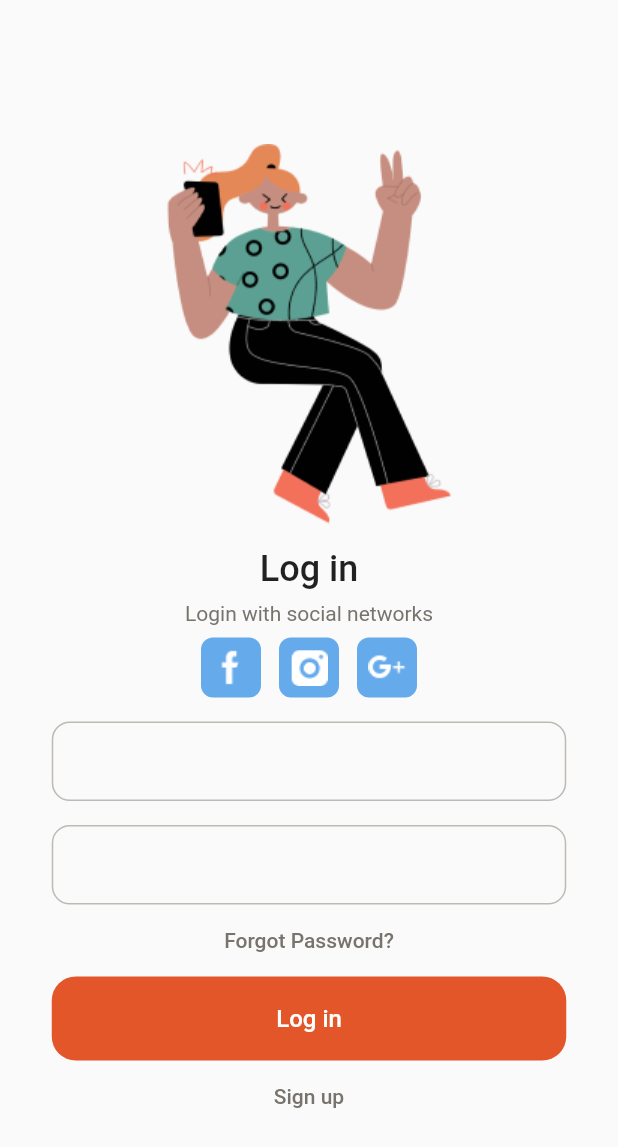
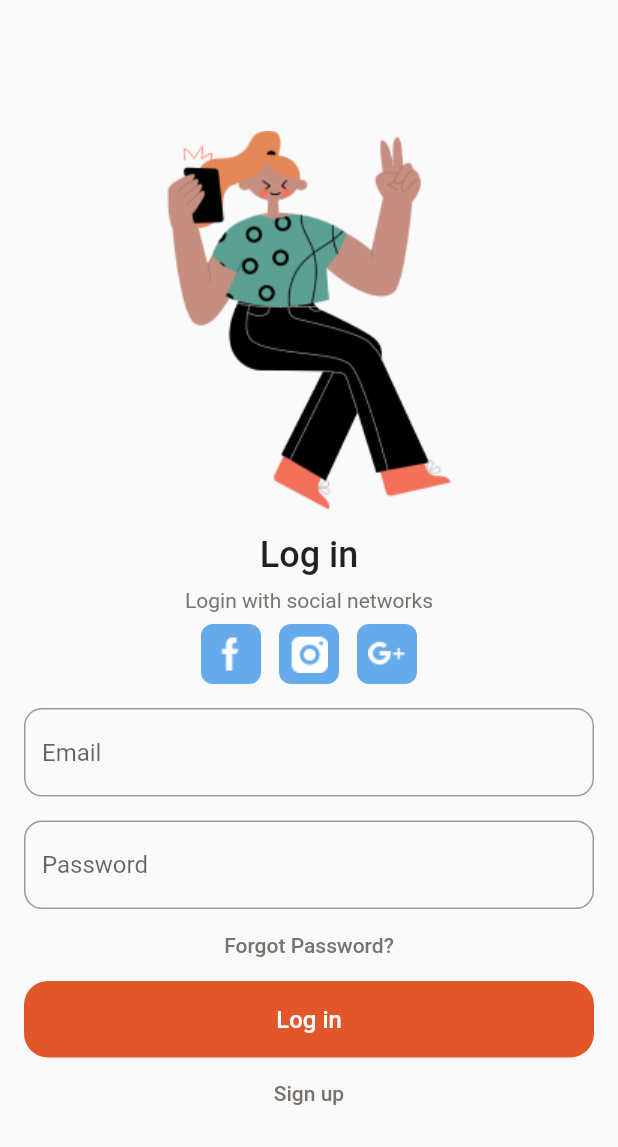
Before and after one commit to eajane28/edtech_mobileapp, a Flutter app: the screen it shows after launch, after a tap on "Next", after a tap on "Skip", on a phone screen of 412 x 824 dp. Shown: the top 1147 px of the screen. Run offline on Flutter 3.47's test engine with Material 2 defaults, Android fonts, the phone set to English and light mode, and no system bars; our stand-ins replace stacked, stacked_services, stacked_shared.

Commit message:
Log in UI done still planning to simplify and clean

```diff
--- a/lib/app/app.dart
+++ b/lib/app/app.dart
@@ -6,6 +6,7 @@ import 'package:stacked/stacked_annotations.dart';
 import 'package:stacked_services/stacked_services.dart';
 import 'package:edtech_mobile/ui/views/intro/intro_view.dart';
 import 'package:edtech_mobile/ui/views/login/login_view.dart';
+import 'package:edtech_mobile/ui/views/signup/signup_view.dart';
 // @stacked-import
 
 @StackedApp(
@@ -14,6 +15,7 @@ import 'package:edtech_mobile/ui/views/login/login_view.dart';
     MaterialRoute(page: StartupView),
     MaterialRoute(page: IntroView),
     MaterialRoute(page: LoginView),
+    MaterialRoute(page: SignupView),
 // @stacked-route
   ],
   dependencies: [
--- a/lib/app/app.router.dart
+++ b/lib/app/app.router.dart
@@ -8,11 +8,12 @@
 import 'package:edtech_mobile/ui/views/home/home_view.dart' as _i2;
 import 'package:edtech_mobile/ui/views/intro/intro_view.dart' as _i4;
 import 'package:edtech_mobile/ui/views/login/login_view.dart' as _i5;
+import 'package:edtech_mobile/ui/views/signup/signup_view.dart' as _i6;
 import 'package:edtech_mobile/ui/views/startup/startup_view.dart' as _i3;
-import 'package:flutter/material.dart' as _i6;
+import 'package:flutter/material.dart' as _i7;
 import 'package:flutter/material.dart';
 import 'package:stacked/stacked.dart' as _i1;
-import 'package:stacked_services/stacked_services.dart' as _i7;
+import 'package:stacked_services/stacked_services.dart' as _i8;
 
 class Routes {
   static const homeView = '/home-view';
@@ -23,11 +24,14 @@ class Routes {
 
   static const loginView = '/login-view';
 
+  static const signupView = '/signup-view';
+
   static const all = <String>{
     homeView,
     startupView,
     introView,
     loginView,
+    signupView,
   };
 }
 
@@ -49,30 +53,40 @@ class StackedRouter extends _i1.RouterBase {
       Routes.loginView,
       page: _i5.LoginView,
     ),
+    _i1.RouteDef(
+      Routes.signupView,
+      page: _i6.SignupView,
+    ),
   ];
 
   final _pagesMap = <Type, _i1.StackedRouteFactory>{
     _i2.HomeView: (data) {
-      return _i6.MaterialPageRoute<dynamic>(
+      return _i7.MaterialPageRoute<dynamic>(
         builder: (context) => const _i2.HomeView(),
         settings: data,
       );
     },
     _i3.StartupView: (data) {
-      return _i6.MaterialPageRoute<dynamic>(
+      return _i7.MaterialPageRoute<dynamic>(
         builder: (context) => const _i3.StartupView(),
         settings: data,
       );
     },
     _i4.IntroView: (data) {
-      return _i6.MaterialPageRoute<dynamic>(
+      return _i7.MaterialPageRoute<dynamic>(
         builder: (context) => const _i4.IntroView(),
         settings: data,
       );
     },
     _i5.LoginView: (data) {
-      return _i6.MaterialPageRoute<dynamic>(
+      return _i7.MaterialPageRoute<dynamic>(
         builder: (context) => const _i5.LoginView(),
+        settings: data,
+      );
+    },
+    _i6.SignupView: (data) {
+      return _i7.MaterialPageRoute<dynamic>(
+        builder: (context) => const _i6.SignupView(),
         settings: data,
       );
     },
@@ -84,7 +98,7 @@ class StackedRouter extends _i1.RouterBase {
   Map<Type, _i1.StackedRouteFactory> get pagesMap => _pagesMap;
 }
 
-extension NavigatorStateExtension on _i7.NavigationService {
+extension NavigatorStateExtension on _i8.NavigationService {
   Future<dynamic> navigateToHomeView([
     int? routerId,
     bool preventDuplicates = true,
@@ -135,6 +149,20 @@ extension NavigatorStateExtension on _i7.NavigationService {
         transition,
   ]) async {
     return navigateTo<dynamic>(Routes.loginView,
+        id: routerId,
+        preventDuplicates: preventDuplicates,
+        parameters: parameters,
+        transition: transition);
+  }
+
+  Future<dynamic> navigateToSignupView([
+    int? routerId,
+    bool preventDuplicates = true,
+    Map<String, String>? parameters,
+    Widget Function(BuildContext, Animation<double>, Animation<double>, Widget)?
+        transition,
+  ]) async {
+    return navigateTo<dynamic>(Routes.signupView,
         id: routerId,
         preventDuplicates: preventDuplicates,
         parameters: parameters,
@@ -196,4 +224,18 @@ extension NavigatorStateExtension on _i7.NavigationService {
         parameters: parameters,
         transition: transition);
   }
+
+  Future<dynamic> replaceWithSignupView([
+    int? routerId,
+    bool preventDuplicates = true,
+    Map<String, String>? parameters,
+    Widget Function(BuildContext, Animation<double>, Animation<double>, Widget)?
+        transition,
+  ]) async {
+    return replaceWith<dynamic>(Routes.signupView,
+        id: routerId,
+        preventDuplicates: preventDuplicates,
+        parameters: parameters,
+        transition: transition);
+  }
 }
--- /dev/null
+++ b/lib/model/icons_data.dart
@@ -0,0 +1,5 @@
+class IconsData {
+  final String iconsPage;
+
+  IconsData({required this.iconsPage});
+}
--- a/lib/ui/views/intro/intro_viewmodel.dart
+++ b/lib/ui/views/intro/intro_viewmodel.dart
@@ -71,7 +71,7 @@ class IntroViewModel extends BaseViewModel {
     }
   }
 
-  void skip(){
-     _navigationService.replaceWithLoginView();
+  void skip() {
+    _navigationService.replaceWithLoginView();
   }
 }
--- a/lib/ui/views/login/login_view.dart
+++ b/lib/ui/views/login/login_view.dart
@@ -1,5 +1,6 @@
 import 'package:flutter/material.dart';
 import 'package:stacked/stacked.dart';
+// import '../widgets/container_icons.dart';
 
 import 'login_viewmodel.dart';
 
@@ -13,16 +14,16 @@ class LoginView extends StackedView<LoginViewModel> {
     Widget? child,
   ) {
     return Scaffold(
-      body: Padding(
-        padding: const EdgeInsets.fromLTRB(16.0, 96.0, 16.0, 0.0),
+      body: SingleChildScrollView(
+        child: SizedBox(
+          height: MediaQuery.sizeOf(context).height,
           child: Column(
+            mainAxisAlignment: MainAxisAlignment.center,
             crossAxisAlignment: CrossAxisAlignment.center,
             children: <Widget>[
               Center(
                 child: Image.asset(
                   'assets/Cool Kids Sitting.png',
-                width: 343,
-                height: 253,
                 ),
               ),
               const SizedBox(
@@ -46,14 +47,16 @@ class LoginView extends StackedView<LoginViewModel> {
                   style: TextStyle(
                     fontSize: 14,
                     fontWeight: FontWeight.w400,
-                  color : Color(0xFF78746D),
+                    color: Color(0xFF78746D),
                   ),
                 ),
               ),
               const SizedBox(height: 8.0),
               Row(
+                //can be reduced by making the widget for icons but assets in a made class:
                 mainAxisAlignment: MainAxisAlignment.center,
                 children: [
+                  // buildIcon(iconsData),
                   Container(
                     width: 40,
                     height: 40,
@@ -62,9 +65,10 @@ class LoginView extends StackedView<LoginViewModel> {
                       color: const Color(0xFF65AAEA),
                     ),
                     child: Stack(
-                    children: <Widget> [
+                      children: <Widget>[
                         Center(
-                        child: Image.asset('assets/Social Networks Icons.png'),
+                          child:
+                              Image.asset('assets/Social Networks Icons.png'),
                         ),
                       ],
                     ),
@@ -78,9 +82,10 @@ class LoginView extends StackedView<LoginViewModel> {
                       color: const Color(0xFF65AAEA),
                     ),
                     child: Stack(
-                    children: <Widget> [
+                      children: <Widget>[
                         Center(
-                        child: Image.asset('assets/Social Networks Icons (1).png'),
+                          child: Image.asset(
+                              'assets/Social Networks Icons (1).png'),
                         ),
                       ],
                     ),
@@ -94,37 +99,39 @@ class LoginView extends StackedView<LoginViewModel> {
                       color: const Color(0xFF65AAEA),
                     ),
                     child: Stack(
-                    children: <Widget> [
+                      children: <Widget>[
                         Center(
-                        child: Image.asset('assets/Social Networks Icons (2).png'),
+                          child: Image.asset(
+                              'assets/Social Networks Icons (2).png'),
                         ),
                       ],
                     ),
                   )
                 ],
               ),
+              //can be reduced still creating a widget for text field except the hint text to find solution
               const SizedBox(height: 16.0),
-            Container(
-              width: 343,
-              height: 53,
-              decoration: BoxDecoration(
-                border: Border.all(
-                  color: const Color(0xFFBEBAB3),
-                  width: 1,
+              Padding(
+                padding: const EdgeInsets.symmetric(horizontal: 16.0),
+                child: TextField(
+                  decoration: InputDecoration(
+                    border: OutlineInputBorder(
+                      borderRadius: BorderRadius.circular(12),
                     ),
-                borderRadius: BorderRadius.circular(12),
+                    hintText: 'Email',
+                  ),
                 ),
               ),
               const SizedBox(height: 16.0),
-            Container(
-              width: 343,
-              height: 53,
-              decoration: BoxDecoration(
-                border: Border.all(
-                  color: const Color(0xFFBEBAB3),
-                  width: 1,
+              Padding(
+                padding: const EdgeInsets.symmetric(horizontal: 16.0),
+                child: TextField(
+                  decoration: InputDecoration(
+                    border: OutlineInputBorder(
+                      borderRadius: BorderRadius.circular(12),
                     ),
-                borderRadius: BorderRadius.circular(12),
+                    hintText: 'Password',
+                  ),
                 ),
               ),
               const SizedBox(height: 16.0),
@@ -134,16 +141,33 @@ class LoginView extends StackedView<LoginViewModel> {
                   style: TextStyle(
                     fontSize: 14,
                     fontWeight: FontWeight.w500,
-                  color:  Color(0xFF78746D),
+                    color: Color(0xFF78746D),
                   ),
                 ),
               ),
               const SizedBox(height: 16.0),
-            Container(
-              width: 343,
-              height: 56,
-              decoration:
-              BoxDecoration(
+              // MaterialButton(
+              //   shape:
+              //       RoundedRectangleBorder(borderRadius: BorderRadius.circular(16)),
+              //   color: const Color(0xFFE3562A),
+              //   onPressed: print('1'),
+              //   child: const Padding(
+              //     padding: EdgeInsets.symmetric(vertical: 16.0),
+              //     child: Text(
+              //       'Log in',
+              //       style: TextStyle(
+              //         fontSize: 16,
+              //         fontWeight: FontWeight.w500,
+              //         color: Color(0xFFFFFFFF),
+              //       )
+              //   ),
+              //   ),
+              // ),
+              Padding(
+                padding: const EdgeInsets.symmetric(horizontal: 16.0),
+                child: Container(
+                  padding: const EdgeInsets.symmetric(vertical: 16.0),
+                  decoration: BoxDecoration(
                     color: const Color(0xFFE3562A),
                     borderRadius: BorderRadius.circular(16.0),
                   ),
@@ -154,6 +178,7 @@ class LoginView extends StackedView<LoginViewModel> {
                         color: Color(0xFFFFFFFF),
                         fontSize: 16,
                         fontWeight: FontWeight.w500,
+                      ),
                     ),
                   ),
                 ),
@@ -172,6 +197,7 @@ class LoginView extends StackedView<LoginViewModel> {
             ],
           ),
         ),
+      ),
     );
   }
 
--- a/lib/ui/views/login/login_viewmodel.dart
+++ b/lib/ui/views/login/login_viewmodel.dart
@@ -1,3 +1,10 @@
+import 'package:edtech_mobile/model/icons_data.dart';
 import 'package:stacked/stacked.dart';
 
-class LoginViewModel extends BaseViewModel {}
+class LoginViewModel extends BaseViewModel {
+  final iconList = [
+    IconsData(iconsPage: 'assets/Social Networks Icons.png'),
+    IconsData(iconsPage: 'assets/Social Networks Icons (1).png'),
+    IconsData(iconsPage: 'assets/Social Networks Icons (2).png'),
+  ];
+}
--- /dev/null
+++ b/lib/ui/views/signup/signup_view.dart
@@ -0,0 +1,28 @@
+import 'package:flutter/material.dart';
+import 'package:stacked/stacked.dart';
+
+import 'signup_viewmodel.dart';
+
+class SignupView extends StackedView<SignupViewModel> {
+  const SignupView({Key? key}) : super(key: key);
+
+  @override
+  Widget builder(
+    BuildContext context,
+    SignupViewModel viewModel,
+    Widget? child,
+  ) {
+    return Scaffold(
+      backgroundColor: Theme.of(context).colorScheme.background,
+      body: Container(
+        padding: const EdgeInsets.only(left: 25.0, right: 25.0),
+      ),
+    );
+  }
+
+  @override
+  SignupViewModel viewModelBuilder(
+    BuildContext context,
+  ) =>
+      SignupViewModel();
+}
--- /dev/null
+++ b/lib/ui/views/signup/signup_viewmodel.dart
@@ -0,0 +1,3 @@
+import 'package:stacked/stacked.dart';
+
+class SignupViewModel extends BaseViewModel {}
--- a/lib/ui/views/widgets/intro_item_view.dart
+++ b/lib/ui/views/widgets/intro_item_view.dart
@@ -15,8 +15,6 @@ class IntroItemView extends StatelessWidget {
             alignment: Alignment.center,
             child: Image.asset(
               introData.imagePage,
-              width: 375,
-              height: 264,
             )),
         SizedBox(
           width: 341,
```
Also changed, not shown: lib/ui/views/widgets/container_icons.dart (added, +19 -0 lines), 1 other file. Lines whose indentation alone changed are shown as unchanged.
